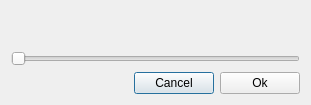
rightlorg/funcatching, file funcatching/adjust_size.ui: the form before one commit.
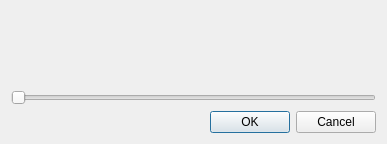
The form after the commit.

Commit message: mapeditor的调整单元格大小的对话框点了ok不能消失，帮忙解决一下

Patch:
```diff
--- a/funcatching/adjust_size.ui
+++ b/funcatching/adjust_size.ui
@@ -1,13 +1,13 @@
 <?xml version="1.0" encoding="UTF-8"?>
 <ui version="4.0">
  <class>adjust_size</class>
- <widget class="QDialog" name="adjust_size">
+ <widget class="QWidget" name="adjust_size">
   <property name="geometry">
    <rect>
     <x>0</x>
     <y>0</y>
-    <width>311</width>
-    <height>105</height>
+    <width>387</width>
+    <height>144</height>
    </rect>
   </property>
   <property name="windowTitle">
@@ -24,10 +24,7 @@
       </widget>
      </item>
      <item>
-      <widget class="QSlider" name="size_slider">
-       <property name="minimum">
-        <number>0</number>
-       </property>
+      <widget class="QSlider" name="horizontalSlider">
        <property name="maximum">
         <number>4</number>
        </property>
@@ -39,35 +36,14 @@
     </layout>
    </item>
    <item>
-    <layout class="QHBoxLayout" name="horizontalLayout">
-     <item>
-      <spacer name="horizontalSpacer">
-       <property name="orientation">
-        <enum>Qt::Horizontal</enum>
-       </property>
-       <property name="sizeHint" stdset="0">
-        <size>
-         <width>40</width>
-         <height>20</height>
-        </size>
-       </property>
-      </spacer>
-     </item>
-     <item>
-      <widget class="QPushButton" name="canceButton">
-       <property name="text">
-        <string>Cancel</string>
-       </property>
-      </widget>
-     </item>
-     <item>
-      <widget class="QPushButton" name="okButton">
-       <property name="text">
-        <string>Ok</string>
-       </property>
-      </widget>
-     </item>
-    </layout>
+    <widget class="QDialogButtonBox" name="buttonBox">
+     <property name="orientation">
+      <enum>Qt::Horizontal</enum>
+     </property>
+     <property name="standardButtons">
+      <set>QDialogButtonBox::Cancel|QDialogButtonBox::Ok</set>
+     </property>
+    </widget>
    </item>
   </layout>
  </widget>
```
Left out of the diff: 4 changed lines with no effect on the pictures. The commit also changes 3 other files.
